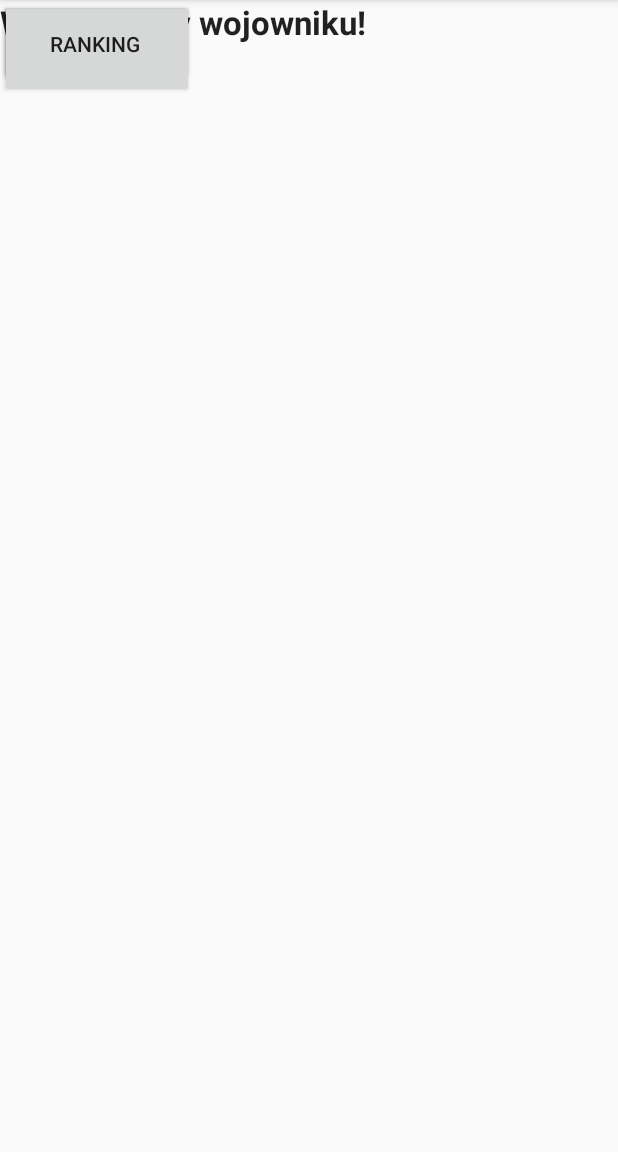
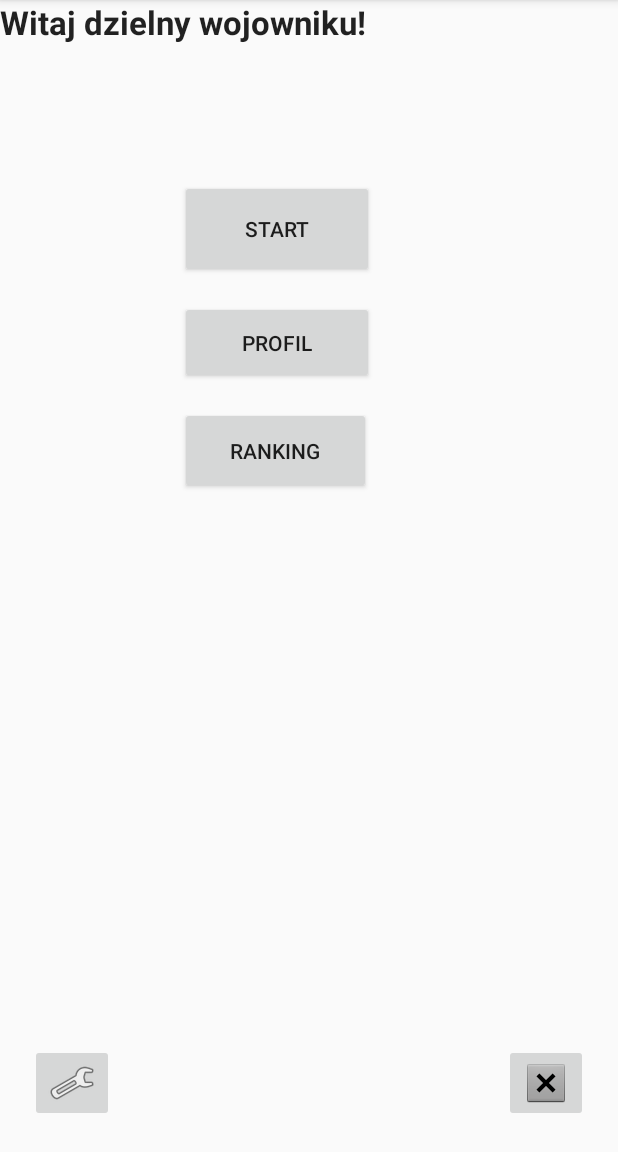
Before and after one commit to lstawowy/Hacknar-k, an Android app: the screen it shows after launch (MainActivity), on a phone screen of 412 x 824 dp, the part 84-1236 px from its top. Run offline under Robolectric (Android 15) with nearby library versions, the phone set to English and light mode, and no system bars.

Commit message:
Wymiarowanie ekranów

```diff
--- a/app/src/main/res/layout/activity_main.xml
+++ b/app/src/main/res/layout/activity_main.xml
@@ -23,48 +23,63 @@
         android:id="@+id/button"
         android:layout_width="129dp"
         android:layout_height="65dp"
+        android:layout_marginStart="120dp"
+        android:layout_marginTop="120dp"
+        android:onClick="JumpTo"
         android:text="Start"
-        android:onClick="JumpTo"
-        tools:layout_editor_absoluteX="92dp"
-        tools:layout_editor_absoluteY="163dp"
-        tools:ignore="MissingConstraints" />
+        app:layout_constraintStart_toStartOf="parent"
+        app:layout_constraintTop_toTopOf="parent"
+        tools:ignore="MissingConstraints"
+        android:layout_marginLeft="120dp" />
 
     <Button
         android:id="@+id/button2"
         android:layout_width="129dp"
         android:layout_height="55dp"
+        android:layout_marginStart="120dp"
+        android:layout_marginTop="15dp"
+        android:onClick="JumpTo"
         android:text="Profil"
-        android:onClick="JumpTo"
-        tools:layout_editor_absoluteX="92dp"
-        tools:layout_editor_absoluteY="247dp"
-        tools:ignore="MissingConstraints" />
+        app:layout_constraintStart_toStartOf="parent"
+        app:layout_constraintTop_toBottomOf="@+id/button"
+        tools:ignore="MissingConstraints"
+        android:layout_marginLeft="120dp" />
 
     <Button
         android:id="@+id/button3"
         android:layout_width="127dp"
         android:layout_height="58dp"
+        android:layout_marginStart="120dp"
+        android:layout_marginTop="15dp"
+        android:onClick="JumpTo"
         android:text="Ranking"
-        android:onClick="JumpTo"
-        tools:layout_editor_absoluteX="93dp"
-        tools:layout_editor_absoluteY="321dp"
-        tools:ignore="MissingConstraints" />
+        app:layout_constraintStart_toStartOf="parent"
+        app:layout_constraintTop_toBottomOf="@+id/button2"
+        tools:ignore="MissingConstraints"
+        android:layout_marginLeft="120dp" />
 
     <ImageButton
         android:id="@+id/imageButton2"
         android:layout_width="wrap_content"
         android:layout_height="wrap_content"
+        android:layout_marginBottom="20dp"
+        android:layout_marginStart="20dp"
+        app:layout_constraintBottom_toBottomOf="parent"
+        app:layout_constraintStart_toStartOf="parent"
         app:srcCompat="@android:drawable/ic_menu_preferences"
-        tools:layout_editor_absoluteX="16dp"
-        tools:layout_editor_absoluteY="443dp"
-        tools:ignore="MissingConstraints" />
+        tools:ignore="MissingConstraints"
+        android:layout_marginLeft="20dp" />
 
     <ImageButton
         android:id="@+id/imageButton3"
         android:layout_width="wrap_content"
         android:layout_height="wrap_content"
+        android:layout_marginBottom="20dp"
+        android:layout_marginEnd="20dp"
+        app:layout_constraintBottom_toBottomOf="parent"
+        app:layout_constraintEnd_toEndOf="parent"
         app:srcCompat="@android:drawable/btn_dialog"
-        tools:layout_editor_absoluteX="312dp"
-        tools:layout_editor_absoluteY="443dp"
-        tools:ignore="MissingConstraints" />
+        tools:ignore="MissingConstraints"
+        android:layout_marginRight="20dp" />
 
 </android.support.constraint.ConstraintLayout>
```
Also changed, not shown: app/src/main/res/layout/activity_profile.xml (+22 -11 lines), app/src/main/res/layout/activity_settings.xml (+23 -14 lines).
